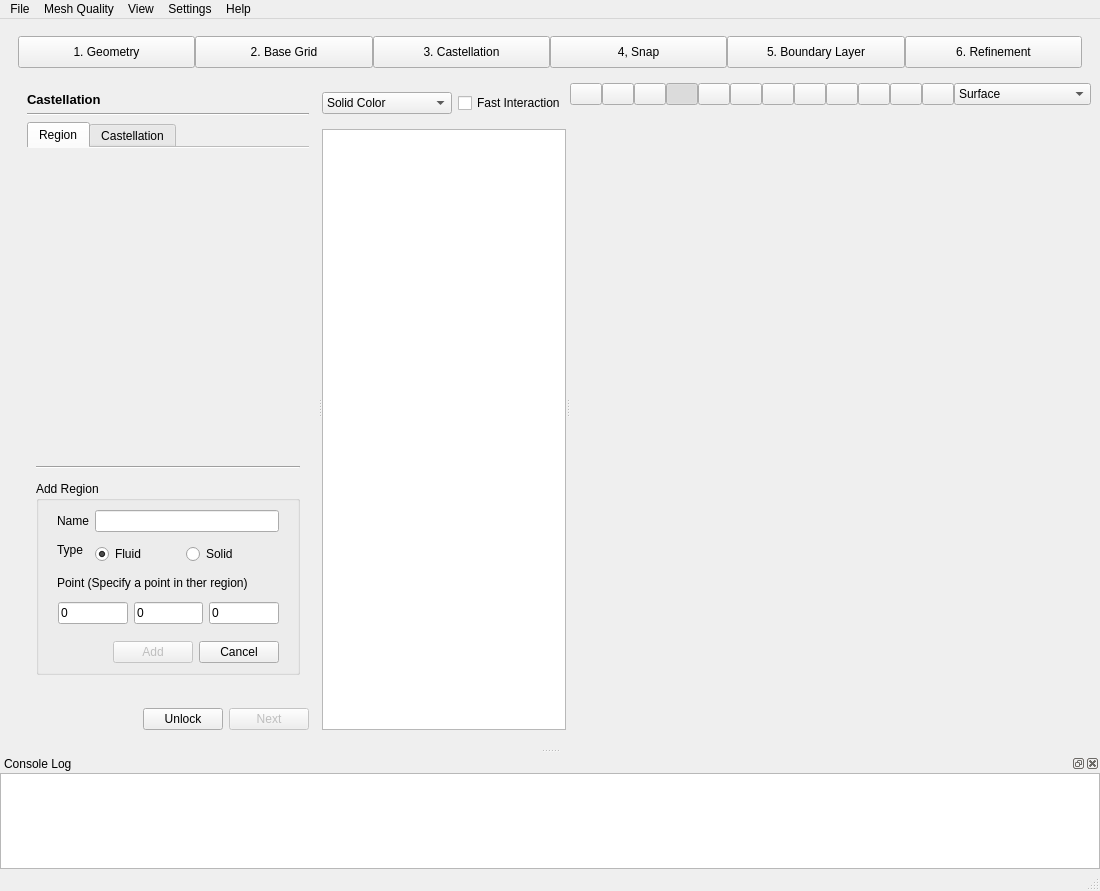
Qt form view/main_window/main_window.ui (nextfoam/baram) before a commit.
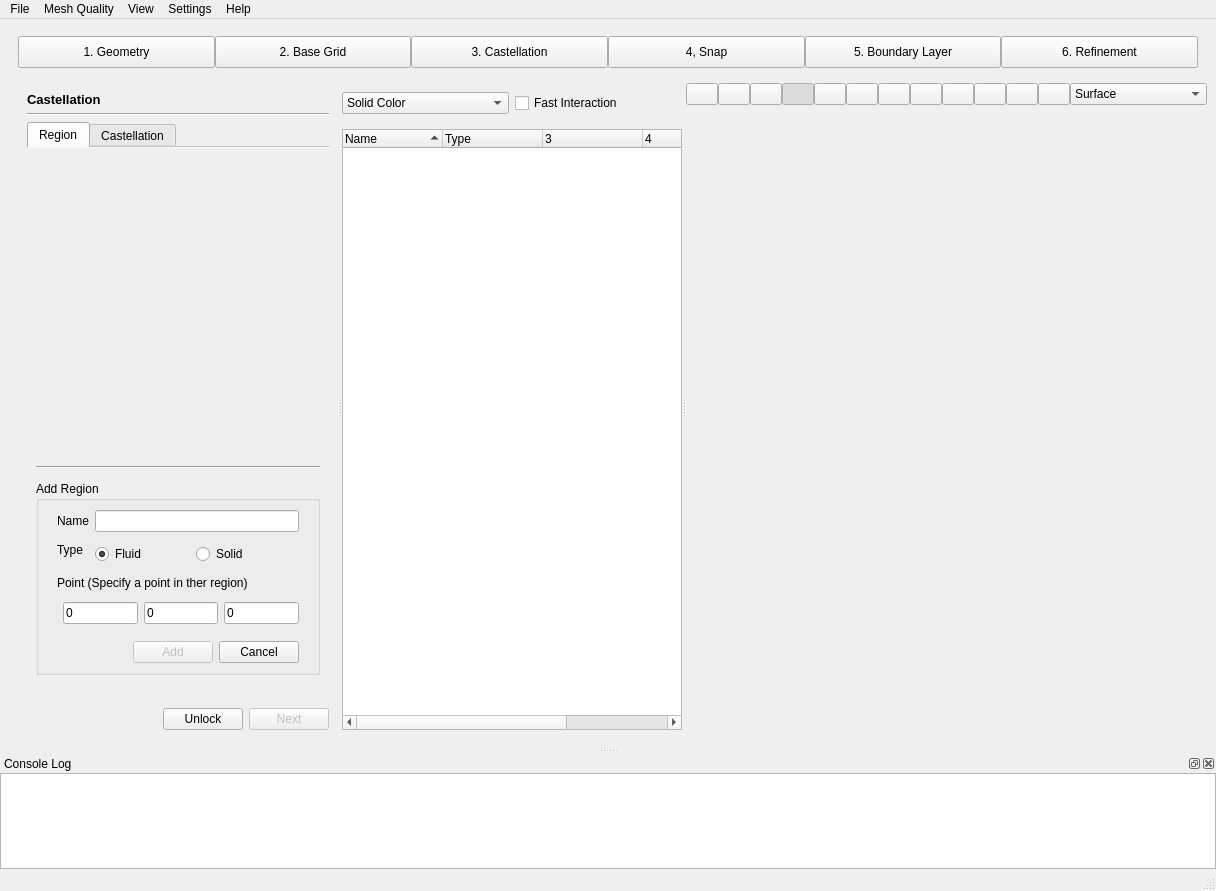
The same form after that commit. The open tabs and pages were chosen to show the change. Icons and pictures are not drawn. Custom widgets are drawn as their Qt base class.

```diff
--- a/view/main_window/main_window.ui
+++ b/view/main_window/main_window.ui
@@ -6,7 +6,7 @@
    <rect>
     <x>0</x>
     <y>0</y>
-    <width>1087</width>
+    <width>1105</width>
     <height>891</height>
    </rect>
   </property>
@@ -161,13 +161,19 @@
        </property>
        <item>
         <widget class="QSplitter" name="centralSplitter">
+         <property name="sizePolicy">
+          <sizepolicy hsizetype="Preferred" vsizetype="Preferred">
+           <horstretch>0</horstretch>
+           <verstretch>0</verstretch>
+          </sizepolicy>
+         </property>
          <property name="orientation">
           <enum>Qt::Horizontal</enum>
          </property>
          <widget class="QWidget" name="widget" native="true">
           <property name="minimumSize">
            <size>
-            <width>300</width>
+            <width>320</width>
             <height>0</height>
            </size>
           </property>
@@ -187,7 +193,7 @@
            <item>
             <widget class="QStackedWidget" name="content">
              <property name="sizePolicy">
-              <sizepolicy hsizetype="Expanding" vsizetype="Preferred">
+              <sizepolicy hsizetype="Preferred" vsizetype="Preferred">
                <horstretch>0</horstretch>
                <verstretch>0</verstretch>
               </sizepolicy>
@@ -552,8 +558,8 @@
                        <rect>
                         <x>0</x>
                         <y>0</y>
-                        <width>422</width>
-                        <height>235</height>
+                        <width>284</width>
+                        <height>306</height>
                        </rect>
                       </property>
                      </widget>
@@ -1619,10 +1625,22 @@
            </property>
            <item>
             <widget class="QSplitter" name="renderingSplitter">
+             <property name="sizePolicy">
+              <sizepolicy hsizetype="Preferred" vsizetype="Preferred">
+               <horstretch>0</horstretch>
+               <verstretch>0</verstretch>
+              </sizepolicy>
+             </property>
              <property name="orientation">
               <enum>Qt::Horizontal</enum>
              </property>
-             <widget class="QWidget" name="widget_22" native="true">
+             <widget class="QWidget" name="displayControl" native="true">
+              <property name="minimumSize">
+               <size>
+                <width>340</width>
+                <height>0</height>
+               </size>
+              </property>
               <layout class="QVBoxLayout" name="verticalLayout_3">
                <property name="topMargin">
                 <number>0</number>
@@ -1679,7 +1697,51 @@
                 </widget>
                </item>
                <item>
-                <widget class="QTableWidget" name="actors"/>
+                <widget class="QTreeWidget" name="actors">
+                 <property name="contextMenuPolicy">
+                  <enum>Qt::CustomContextMenu</enum>
+                 </property>
+                 <property name="editTriggers">
+                  <set>QAbstractItemView::NoEditTriggers</set>
+                 </property>
+                 <property name="selectionMode">
+                  <enum>QAbstractItemView::ExtendedSelection</enum>
+                 </property>
+                 <property name="sortingEnabled">
+                  <bool>true</bool>
+                 </property>
+                 <property name="columnCount">
+                  <number>5</number>
+                 </property>
+                 <attribute name="headerVisible">
+                  <bool>true</bool>
+                 </attribute>
+                 <column>
+                  <property name="text">
+                   <string>Name</string>
+                  </property>
+                 </column>
+                 <column>
+                  <property name="text">
+                   <string>Type</string>
+                  </property>
+                 </column>
+                 <column>
+                  <property name="text">
+                   <string/>
+                  </property>
+                 </column>
+                 <column>
+                  <property name="text">
+                   <string/>
+                  </property>
+                 </column>
+                 <column>
+                  <property name="text">
+                   <string/>
+                  </property>
+                 </column>
+                </widget>
                </item>
               </layout>
              </widget>
@@ -2057,7 +2119,7 @@
     <rect>
      <x>0</x>
      <y>0</y>
-     <width>1087</width>
+     <width>1105</width>
      <height>22</height>
     </rect>
    </property>
```
Left out of the diff: 2 changed lines with no effect on the pictures.
